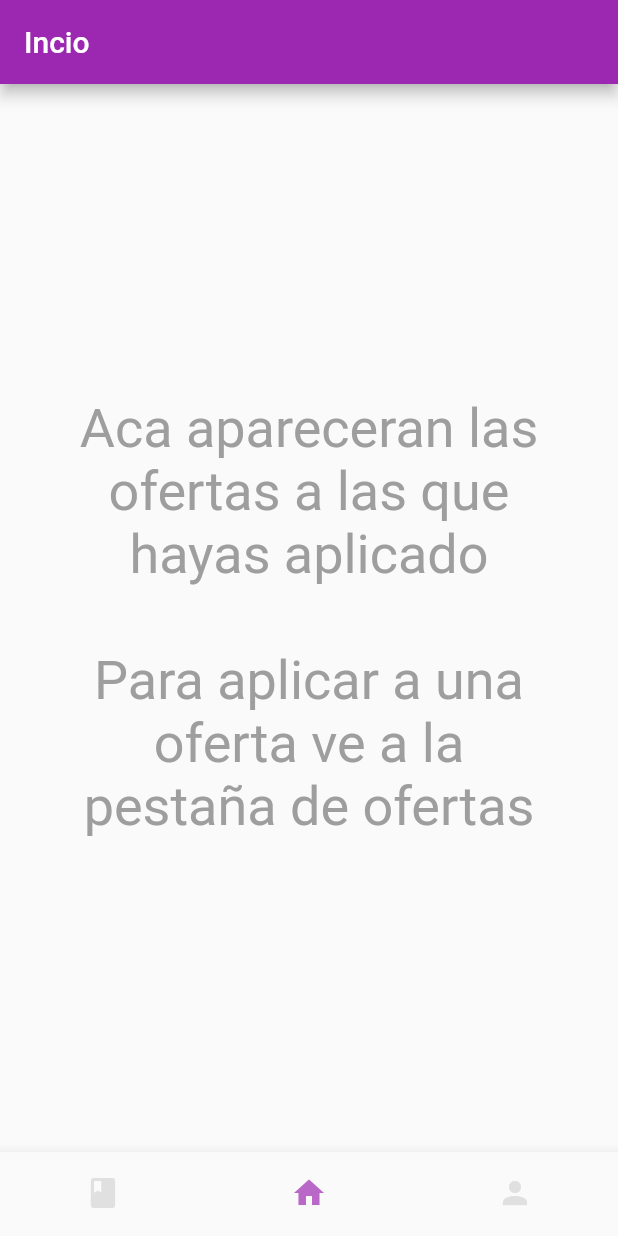
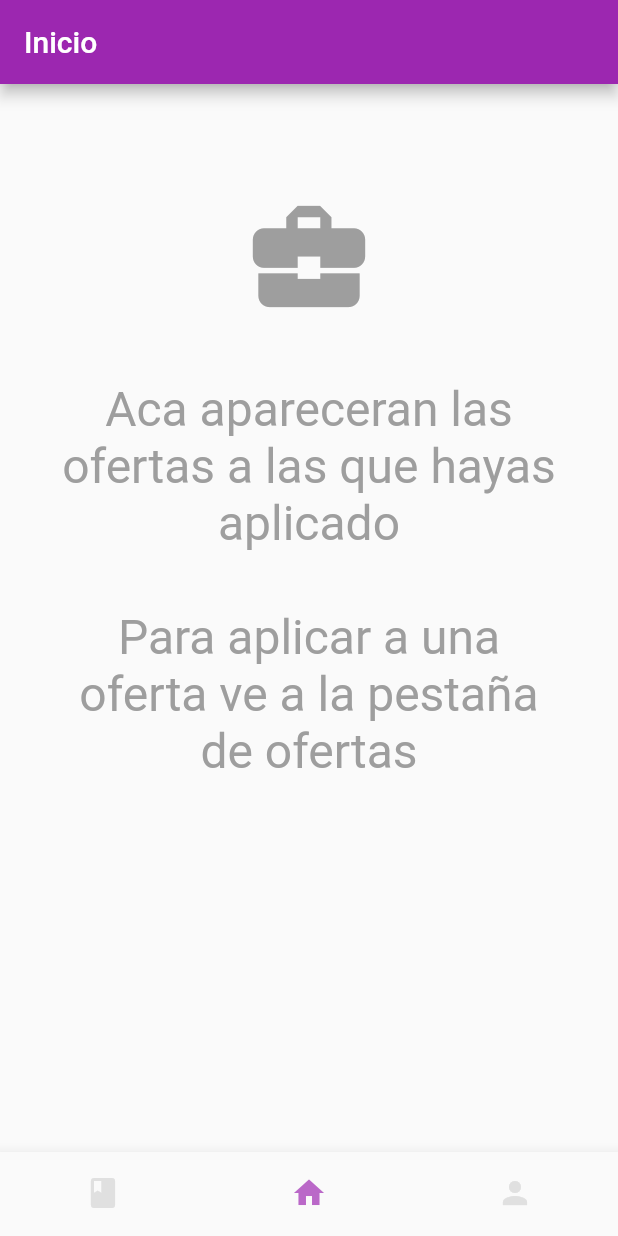
Before and after one commit to checholini/employement_app, a Flutter app: the screen it shows after launch, on a phone screen of 412 x 824 dp. Run offline on Flutter 3.47's test engine with Material 2 defaults, Android fonts, the phone set to English and light mode, and no system bars.

Commit message:
Added functionality to apply to a offer, started dual view support

```diff
--- a/lib/main.dart
+++ b/lib/main.dart
@@ -1,4 +1,5 @@
 import 'package:employement_app/pages/Details.dart';
+import 'package:employement_app/pages/MainView.dart';
 import 'package:employement_app/pages/cvPage.dart';
 import 'package:flutter/material.dart';
 
@@ -20,6 +21,7 @@ class MyApp extends StatelessWidget {
       routes: {
         '/detalles': (context) => Details(),
         '/cv': (context) => CvPage(),
+        '/main': (context) => MainView(),
       },
     );
   }
--- a/lib/pages/MainView.dart
+++ b/lib/pages/MainView.dart
@@ -1,33 +1,112 @@
+import 'package:employement_app/models/offertModel.dart';
 import 'package:flutter/material.dart';
 
 class MainView extends StatefulWidget {
   @override
   State<StatefulWidget> createState() {
-    // TODO: implement createState
     return MainState();
   }
 }
 
+List<Offert> _ofertasAceptadas = [];
+
 class MainState extends State<MainView> {
+  Widget content;
+
   @override
   Widget build(BuildContext context) {
+    var shortestSide = MediaQuery.of(context).size.shortestSide;
+
+    if (shortestSide < 600) {
+      content = _singleViewLayout();
+    } else {
+      //content = _dualViewLayout();
+    }
+
     return Scaffold(
       appBar: AppBar(
-        title: Text('Incio'),
+        title: Text('Inicio'),
       ),
-      body: Center(
+      body: content,
+    );
+  }
+
+  Widget _singleViewLayout() {
+    return determineSingleView();
+  }
+
+  /*
+  Widget _dualViewLayout() {
+
+  }*/
+
+  determineSingleView() {
+    if (_ofertasAceptadas.length == 0) {
+      return Center(
         child: Padding(
-          padding: EdgeInsets.symmetric(horizontal: 40),
-          child: Text(
-            'Aca apareceran las ofertas a las que hayas aplicado\n\nPara aplicar a una oferta ve a la pestaña de ofertas',
+          padding: EdgeInsets.symmetric(horizontal: 40, vertical: 70),
+          child: Column(
+            children: <Widget>[
+              Icon(
+                Icons.business_center,
+                size: 90,
+                color: Colors.grey,
+              ),
+              Text(
+                '\nAca apareceran las ofertas a las que hayas aplicado\n\nPara aplicar a una oferta ve a la pestaña de ofertas',
                 textAlign: TextAlign.center,
                 style: TextStyle(
-              fontSize: 36,
+                  fontSize: 32,
                   color: Colors.grey,
                 ),
               ),
+            ],
           ),
+        ),
+      );
+    } else {
+      return new ListView.builder(
+        itemCount: _ofertasAceptadas.length,
+        itemBuilder: (context, i) => new Column(
+          children: <Widget>[
+            new Divider(
+              height: 10,
+            ),
+            Row(
+              children: <Widget>[
+                Expanded(
+                  child: Container(
+                    child: new ListTile(
+                      title: new Text(_ofertasAceptadas[i].title),
+                      subtitle: new Text(
+                          'Ofertado por: ' + _ofertasAceptadas[i].enterprise),
+                    ),
+                  ),
+                ),
+                IconButton(
+                  icon: Icon(Icons.chevron_right),
+                  iconSize: 42,
+                  onPressed: () {
+                    Navigator.pushNamed(
+                      context,
+                      '/detalles',
+                      arguments: [_ofertasAceptadas[i], false],
+                    );
+                  },
+                ),
+              ],
+            )
+          ],
         ),
       );
     }
   }
+
+  void pushOffer(oferta) {
+    _ofertasAceptadas.add(oferta);
+  }
+
+  void removeOffer(oferta) {
+    _ofertasAceptadas.remove(oferta);
+  }
+}
```
Also changed, not shown: lib/pages/Details.dart (+36 -10 lines), lib/pages/Offers.dart (+24 -11 lines). Lines whose indentation alone changed are shown as unchanged.
